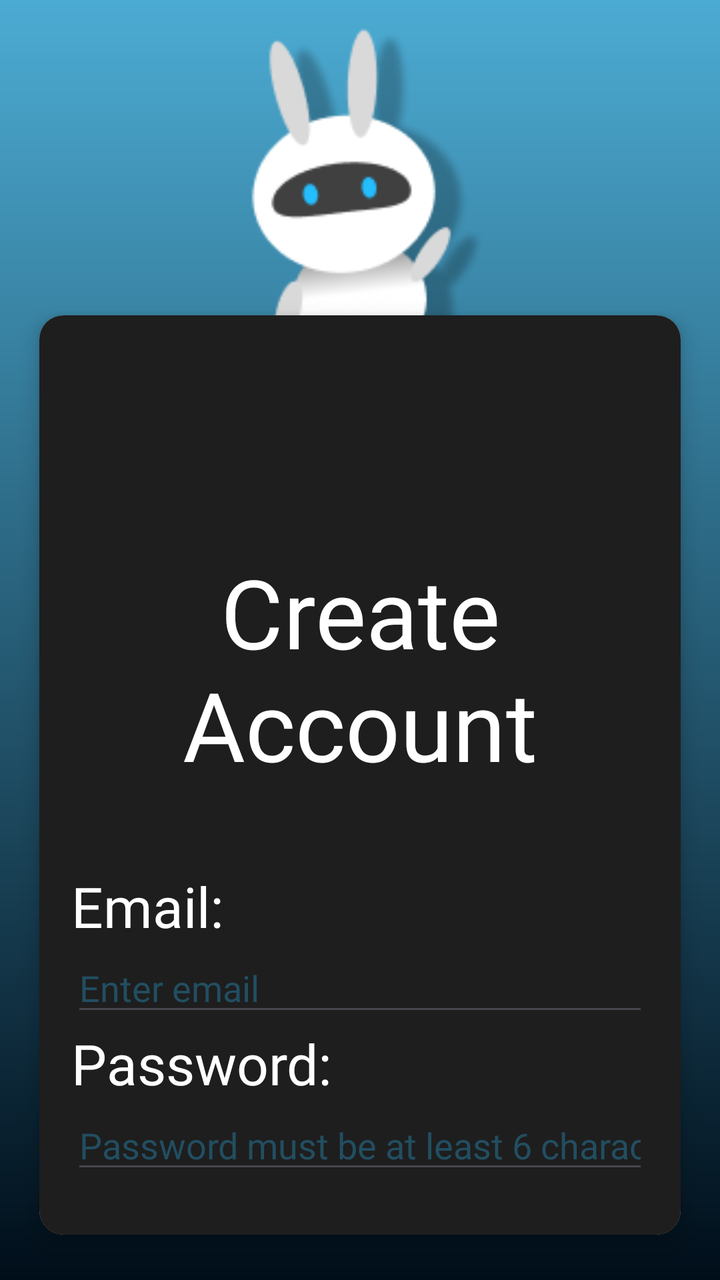
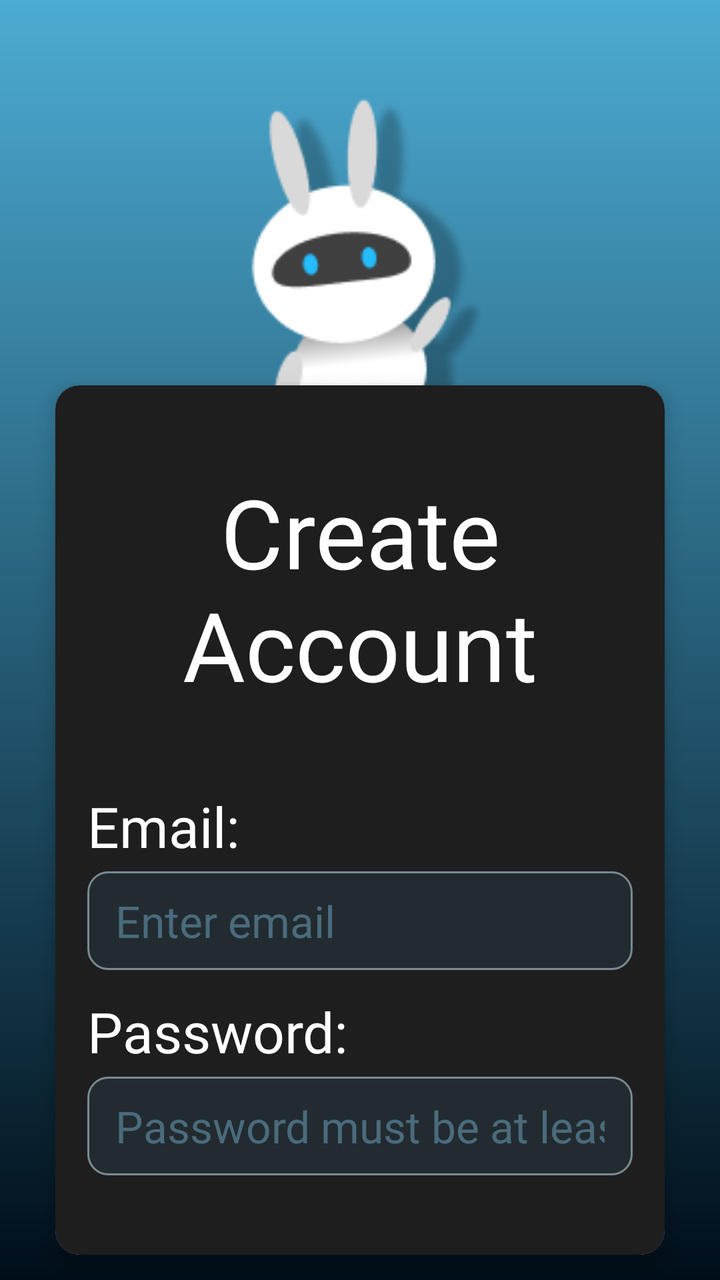

Compare the two renders of this Android layout. The source of the first and the diff that turns it into the second are given below.
<!-- AndroidManifest.xml: application theme Theme.AttendLY -->
<!-- res/layout/register_account.xml -->
<?xml version="1.0" encoding="utf-8"?>
<LinearLayout xmlns:android="http://schemas.android.com/apk/res/android"
    xmlns:app="http://schemas.android.com/apk/res-auto"
    xmlns:tools="http://schemas.android.com/tools"
    android:layout_width="match_parent"
    android:layout_height="match_parent"
    android:background="@drawable/bg"
    android:orientation="vertical"
    android:padding="10dp"
    android:gravity="center">


    <FrameLayout
        android:layout_width="match_parent"
        android:layout_height="wrap_content"
        android:layout_gravity="center">


        <androidx.cardview.widget.CardView
            android:layout_width="match_parent"
            android:layout_height="wrap_content"
            app:cardCornerRadius="12dp"
            android:layout_marginTop="135dp"
            app:cardElevation="6dp"
            app:cardUseCompatPadding="true"
            tools:layout_editor_absoluteX="16dp"
            tools:layout_editor_absoluteY="121dp">


            <LinearLayout
                android:layout_width="match_parent"
                android:layout_height="match_parent"
                android:background="#1E1E1E"
                android:orientation="vertical"
                android:padding="16dp">


    <TextView
        android:layout_width="match_parent"
        android:layout_height="wrap_content"
        android:text="Create Account"
        android:textColor="#FFFFFF"
        android:textSize="48sp"
        android:layout_marginTop="100dp"
        android:fontFamily="@font/jersey10"
        android:gravity="center"
        />

    <TextView
        android:layout_width="match_parent"
        android:layout_height="wrap_content"
        android:layout_marginTop="40dp"
        android:fontFamily="@font/jersey10"
        android:textColor="#FFFFFF"
        android:textSize="28sp"
        android:text="Email:"
        />

    <EditText
        android:id="@+id/etEmail"
        android:layout_width="match_parent"
        android:layout_height="wrap_content"
        android:inputType="textEmailAddress"
        android:hint="Enter email"
        android:fontFamily="@font/jersey10"
        android:textColor="#FFFFFF"
        android:textColorHint="#224E61"/>

    <TextView
        android:layout_width="match_parent"
        android:layout_height="wrap_content"
        android:text="Password: "
        android:fontFamily="@font/jersey10"
        android:textColor="#FFFFFF"
        android:textSize="28sp"
        />

    <EditText
        android:id="@+id/etPassword"
        android:layout_width="match_parent"
        android:layout_height="wrap_content"
        android:inputType="textPassword"
        android:hint="Password must be at least 6 characters"
        android:fontFamily="@font/jersey10"
        android:textColor="#FFFFFF"
        android:textColorHint="#224E61"/>

    <LinearLayout
        android:layout_width="wrap_content"
        android:layout_height="wrap_content"
        android:orientation="horizontal"
        android:layout_gravity="center"
        android:layout_marginTop="60dp"
        android:layout_marginBottom="30dp"
        >

        <TextView
            android:layout_width="wrap_content"
            android:layout_height="wrap_content"
            android:textSize="20sp"
            android:text="Already have an account?"
            android:fontFamily="@font/jersey10"
            android:textColor="#FFFFFF"/>

        <TextView
            android:id="@+id/btnLogin"
            android:layout_width="wrap_content"
            android:layout_height="wrap_content"
            android:clickable="true"
            android:focusable="true"
            android:fontFamily="@font/jersey10"
            android:textColor="#0076A8"
            android:text="Login"
            android:textSize="20sp"
            android:layout_marginLeft="4dp"/>

            </LinearLayout>
            </LinearLayout>
        </androidx.cardview.widget.CardView>

        <ImageView
            android:id="@+id/imageView2"
            android:layout_width="180dp"
            android:layout_height="180dp"
            app:srcCompat="@drawable/attendlymasc2"
            android:layout_gravity="top|center_horizontal"
            />
    </FrameLayout>

    <Button
        android:id="@+id/createAccount"
        android:layout_width="match_parent"
        android:layout_height="wrap_content"
        android:text="Create"
        android:backgroundTint="#56819BA6"
        android:fontFamily="@font/jersey10"
        android:textColor="#FFFFFF"
        android:textSize="40sp"
        android:layout_gravity="center"
        />
</LinearLayout>
<!-- resources referenced by this layout -->
<resources>
  <!-- drawable attendlymasc2: png bitmap (drawable, 10808 bytes) -->
  <!-- drawable bg (drawable) -->
  <vector xmlns:android="http://schemas.android.com/apk/res/android"
      xmlns:aapt="http://schemas.android.com/aapt"
      android:width="440dp"
      android:height="956dp"
      android:viewportWidth="440"
      android:viewportHeight="956">
    <group>
      <clip-path
          android:pathData="M0,0h440v956h-440z"/>
      <path
          android:pathData="M0,0h440v956h-440z">
        <aapt:attr name="android:fillColor">
          <gradient
              android:startX="220"
              android:startY="0"
              android:endX="220"
              android:endY="956"
              android:type="linear">
            <item android:offset="0" android:color="#FF4CABD3"/>
            <item android:offset="1" android:color="#FF000E19"/>
          </gradient>
        </aapt:attr>
      </path>
    </group>
  </vector>
  <style name="Theme.AttendLY" parent="Base.Theme.AttendLY" />
  <style name="Base.Theme.AttendLY" parent="Theme.Material3.DayNight.NoActionBar">
          
          
      </style>
</resources>

<!-- the commit's change to res/layout/register_account.xml (unified diff, before → after) -->
@@ -5,27 +5,25 @@
     android:layout_width="match_parent"
     android:layout_height="match_parent"
     android:background="@drawable/bg"
+    android:gravity="top|center_horizontal"
     android:orientation="vertical"
-    android:padding="10dp"
-    android:gravity="center">
-
+    android:paddingHorizontal="18dp"
+    android:paddingTop="45dp">
 
     <FrameLayout
         android:layout_width="match_parent"
         android:layout_height="wrap_content"
         android:layout_gravity="center">
 
-
         <androidx.cardview.widget.CardView
             android:layout_width="match_parent"
             android:layout_height="wrap_content"
+            android:layout_marginTop="135dp"
             app:cardCornerRadius="12dp"
-            android:layout_marginTop="135dp"
             app:cardElevation="6dp"
             app:cardUseCompatPadding="true"
             tools:layout_editor_absoluteX="16dp"
             tools:layout_editor_absoluteY="121dp">
-
 
             <LinearLayout
                 android:layout_width="match_parent"
@@ -34,108 +32,131 @@
                 android:orientation="vertical"
                 android:padding="16dp">
 
+                <TextView
+                    android:layout_width="match_parent"
+                    android:layout_height="wrap_content"
+                    android:layout_marginTop="25dp"
+                    android:fontFamily="@font/jersey10"
+                    android:gravity="center"
+                    android:text="Create Account"
+                    android:textColor="#FFFFFF"
+                    android:textSize="48sp" />
 
-    <TextView
-        android:layout_width="match_parent"
-        android:layout_height="wrap_content"
-        android:text="Create Account"
-        android:textColor="#FFFFFF"
-        android:textSize="48sp"
-        android:layout_marginTop="100dp"
-        android:fontFamily="@font/jersey10"
-        android:gravity="center"
-        />
+                <TextView
+                    android:layout_width="match_parent"
+                    android:layout_height="wrap_content"
+                    android:layout_marginTop="40dp"
+                    android:fontFamily="@font/jersey10"
+                    android:text="Email:"
+                    android:textColor="#FFFFFF"
+                    android:textSize="28sp" />
 
-    <TextView
-        android:layout_width="match_parent"
-        android:layout_height="wrap_content"
-        android:layout_marginTop="40dp"
-        android:fontFamily="@font/jersey10"
-        android:textColor="#FFFFFF"
-        android:textSize="28sp"
-        android:text="Email:"
-        />
+                <EditText
+                    android:id="@+id/etEmail"
+                    android:layout_width="match_parent"
+                    android:layout_height="wrap_content"
+                    android:layout_marginTop="4dp"
+                    android:layout_marginBottom="12dp"
+                    android:background="@drawable/edittext_box"
+                    android:fontFamily="@font/jersey10"
+                    android:hint="Enter email"
+                    android:inputType="textEmailAddress"
+                    android:textColor="#FFFFFF"
+                    android:textColorHint="#4A6B7C"
+                    android:textSize="22sp" />
 
-    <EditText
-        android:id="@+id/etEmail"
-        android:layout_width="match_parent"
-        android:layout_height="wrap_content"
-        android:inputType="textEmailAddress"
-        android:hint="Enter email"
-        android:fontFamily="@font/jersey10"
-        android:textColor="#FFFFFF"
-        android:textColorHint="#224E61"/>
+                <TextView
+                    android:layout_width="match_parent"
+                    android:layout_height="wrap_content"
+                    android:fontFamily="@font/jersey10"
+                    android:text="Password: "
+                    android:textColor="#FFFFFF"
+                    android:textSize="28sp" />
 
-    <TextView
-        android:layout_width="match_parent"
-        android:layout_height="wrap_content"
-        android:text="Password: "
-        android:fontFamily="@font/jersey10"
-        android:textColor="#FFFFFF"
-        android:textSize="28sp"
-        />
+                <EditText
+                    android:id="@+id/etPassword"
+                    android:layout_width="match_parent"
+                    android:layout_height="wrap_content"
+                    android:layout_marginTop="4dp"
+                    android:background="@drawable/edittext_box"
+                    android:fontFamily="@font/jersey10"
+                    android:hint="Password must be at least 6 characters"
+                    android:inputType="textPassword"
+                    android:textColor="#FFFFFF"
+                    android:textColorHint="#4A6B7C"
+                    android:textSize="22sp" />
 
-    <EditText
-        android:id="@+id/etPassword"
-        android:layout_width="match_parent"
-        android:layout_height="wrap_content"
-        android:inputType="textPassword"
-        android:hint="Password must be at least 6 characters"
-        android:fontFamily="@font/jersey10"
-        android:textColor="#FFFFFF"
-        android:textColorHint="#224E61"/>
+                <LinearLayout
+                    android:layout_width="wrap_content"
+                    android:layout_height="wrap_content"
+                    android:layout_gravity="center"
+                    android:layout_marginTop="50dp"
+                    android:layout_marginBottom="8dp"
+                    android:orientation="horizontal">
 
-    <LinearLayout
-        android:layout_width="wrap_content"
-        android:layout_height="wrap_content"
-        android:orientation="horizontal"
-        android:layout_gravity="center"
-        android:layout_marginTop="60dp"
-        android:layout_marginBottom="30dp"
-        >
+                    <TextView
+                        android:layout_width="wrap_content"
+                        android:layout_height="wrap_content"
+                        android:fontFamily="@font/jersey10"
+                        android:text="Already have an account?"
+                        android:textColor="#FFFFFF"
+                        android:textSize="20sp" />
 
-        <TextView
-            android:layout_width="wrap_content"
-            android:layout_height="wrap_content"
-            android:textSize="20sp"
-            android:text="Already have an account?"
-            android:fontFamily="@font/jersey10"
-            android:textColor="#FFFFFF"/>
+                    <TextView
+                        android:id="@+id/btnLogin"
+                        android:layout_width="wrap_content"
+                        android:layout_height="wrap_content"
+                        android:layout_marginLeft="4dp"
+                        android:clickable="true"
+                        android:focusable="true"
+                        android:fontFamily="@font/jersey10"
+                        android:text="Login"
+                        android:textColor="#0076A8"
+                        android:textSize="20sp" />
 
-        <TextView
-            android:id="@+id/btnLogin"
-            android:layout_width="wrap_content"
-            android:layout_height="wrap_content"
-            android:clickable="true"
-            android:focusable="true"
-            android:fontFamily="@font/jersey10"
-            android:textColor="#0076A8"
-            android:text="Login"
-            android:textSize="20sp"
-            android:layout_marginLeft="4dp"/>
+                </LinearLayout>
 
             </LinearLayout>
-            </LinearLayout>
+
         </androidx.cardview.widget.CardView>
 
         <ImageView
             android:id="@+id/imageView2"
             android:layout_width="180dp"
             android:layout_height="180dp"
-            app:srcCompat="@drawable/attendlymasc2"
             android:layout_gravity="top|center_horizontal"
-            />
+            app:srcCompat="@drawable/attendlymasc2" />
+
     </FrameLayout>
 
     <Button
         android:id="@+id/createAccount"
         android:layout_width="match_parent"
         android:layout_height="wrap_content"
-        android:text="Create"
+        android:layout_gravity="center"
         android:backgroundTint="#56819BA6"
         android:fontFamily="@font/jersey10"
+        android:text="Create"
         android:textColor="#FFFFFF"
-        android:textSize="40sp"
-        android:layout_gravity="center"
-        />
+        android:textSize="40sp" />
+
+    <LinearLayout
+        android:layout_width="match_parent"
+        android:layout_height="0dp"
+        android:layout_weight="1"
+        android:clipChildren="false"
+        android:clipToPadding="false"
+        android:gravity="bottom|center_horizontal"
+        android:orientation="horizontal">
+
+        <ImageView
+            android:id="@+id/ivBottomImage"
+            android:layout_width="100dp"
+            android:layout_height="100dp"
+            android:layout_marginBottom="50dp"
+            android:scaleType="fitCenter"
+            app:srcCompat="@drawable/attendly" />
+
+    </LinearLayout>
+
 </LinearLayout>
<!-- resource entries referenced after the edit -->
@@ -1,5 +1,6 @@
 <!-- resources referenced by this layout -->
 <resources>
+  <!-- drawable attendly: png bitmap (drawable, 11594 bytes) -->
   <!-- drawable attendlymasc2: png bitmap (drawable, 10808 bytes) -->
   <!-- drawable bg (drawable) -->
   <vector xmlns:android="http://schemas.android.com/apk/res/android"
@@ -27,6 +28,25 @@
       </path>
     </group>
   </vector>
+  <!-- drawable edittext_box (drawable) -->
+  <?xml version="1.0" encoding="utf-8"?>
+  <shape xmlns:android="http://schemas.android.com/apk/res/android"
+      android:shape="rectangle">
+  
+  
+      <solid android:color="#222B30" />
+      <corners android:radius="10dp" />
+  
+      <stroke
+          android:width="1dp"
+          android:color="#7B8A91" />
+  
+      <padding
+          android:left="14dp"
+          android:top="10dp"
+          android:right="14dp"
+          android:bottom="10dp" />
+  </shape>
   <style name="Theme.AttendLY" parent="Base.Theme.AttendLY" />
   <style name="Base.Theme.AttendLY" parent="Theme.Material3.DayNight.NoActionBar">
           
